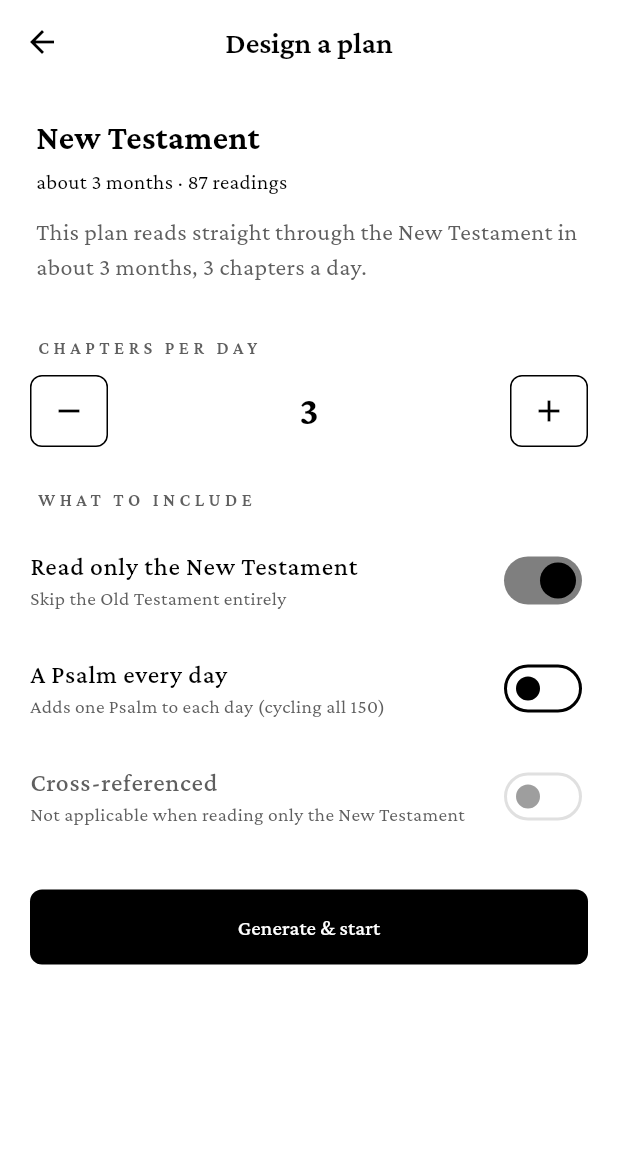
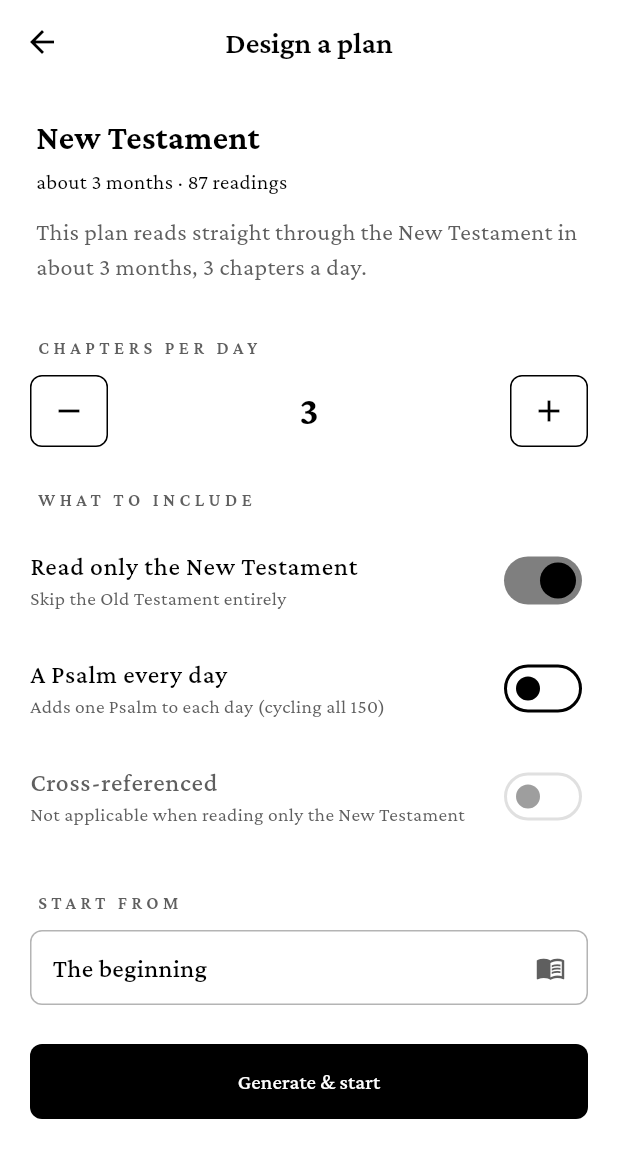
Before and after one commit to greenducktape/OnyxBible, a Flutter app: the PlanBuilderScreen screen opened directly, after a tap on the "remove" icon, after a tap on the "add" icon, after a tap on "Read only the New Testament", on a phone screen of 412 x 824 dp. Shown: the top 1158 px of the screen. Run offline on Flutter 3.47's test engine with Material 3 defaults, Android fonts, the phone set to English and light mode, and no system bars; our stand-ins replace file_picker, plugin_platform_interface, share_plus.

Commit message:
Reading plans: choose where to start (with wrap-around or stop-at-end)
Plans always began at Genesis (or Matthew). You can now start anywhere — handy
when you're already partway through reading elsewhere (e.g. at 2 Kings).

- PlanConfig gains startBook/startChapter and a wrapAround flag (persisted).
  _applyStart offsets the reading track to the chosen book/chapter: wrapAround
  moves the earlier part to the end so the whole Bible is still covered, while
  stop-at-end truncates to a shorter plan from that point on. planLength and the
  day-1 preview follow automatically.
- PlanBuilderScreen: a "Start from" tile opens the book picker (clearable back to
  "The beginning"); when a custom start is set, a "Cover the whole Bible" switch
  chooses wrap-around vs. stop-at-end. The narrative explains the choice.
- Tests: wrap-around still covers all 929 OT chapters; no-wrap skips earlier
  books and shortens planLength.

Co-Authored-By: Claude Sonnet 4.6 <noreply@anthropic.com>
Claude-Session: https://claude.ai/code/session_01QyiQeGK87GJYa7iMz4Wg9U

```diff
--- a/lib/main.dart
+++ b/lib/main.dart
@@ -2948,6 +2948,22 @@ class _PlanBuilderScreenState extends State<PlanBuilderScreen> {
 
   void _set(PlanConfig next) => setState(() => _c = next);
 
+  // Opens the book picker to choose where the plan begins.
+  Future<void> _pickStart() async {
+    final ref = await Navigator.of(context).push<BibleRef>(
+      MaterialPageRoute(
+        builder: (_) => UiScaled(
+          child: BookPickerScreen(
+            currentBook: _c.hasCustomStart ? _c.startBook : 'Genesis',
+            currentChapter: _c.hasCustomStart ? _c.startChapter : 1,
+          ),
+        ),
+      ),
+    );
+    if (ref == null || !mounted) return;
+    _set(_c.copyWith(startBook: ref.book, startChapter: ref.chapter));
+  }
+
   // Day-1 passages for the preview. Needs the graph for the NT pairing.
   PlanDay? get _firstDay {
     final g = _graph;
@@ -3049,6 +3065,55 @@ class _PlanBuilderScreenState extends State<PlanBuilderScreen> {
               ),
             ),
           ],
+
+          _builderLabel('START FROM'),
+          Padding(
+            padding: const EdgeInsets.symmetric(horizontal: 20),
+            child: InkWell(
+              onTap: _pickStart,
+              child: Container(
+                padding:
+                    const EdgeInsets.symmetric(vertical: 12, horizontal: 14),
+                decoration: BoxDecoration(
+                  border: Border.all(color: kDisabled),
+                  borderRadius: BorderRadius.circular(8),
+                ),
+                child: Row(
+                  children: [
+                    Expanded(
+                      child: Text(
+                          _c.hasCustomStart
+                              ? '${_c.startBook} ${_c.startChapter}'
+                              : 'The beginning',
+                          style: kTitleStyle(17, weight: FontWeight.w500)),
+                    ),
+                    if (_c.hasCustomStart)
+                      GestureDetector(
+                        onTap: () => _set(
+                            _c.copyWith(startBook: '', startChapter: 1)),
+                        child: const Padding(
+                          padding: EdgeInsets.only(right: 10),
+                          child: Icon(Icons.close, size: 18, color: kMuted),
+                        ),
+                      ),
+                    const Icon(Icons.menu_book_outlined,
+                        size: 20, color: kMuted),
+                  ],
+                ),
+              ),
+            ),
+          ),
+          if (_c.hasCustomStart)
+            _switchTile(
+              title: 'Cover the whole Bible',
+              subtitle: _c.wrapAround
+                  ? 'After the end, wrap back to the start so nothing is '
+                      'skipped.'
+                  : 'Stop at the end — this plan skips what comes before your '
+                      'starting point.',
+              value: _c.wrapAround,
+              onChanged: (v) => _set(_c.copyWith(wrapAround: v)),
+            ),
 
           const SizedBox(height: 26),
           Padding(
--- a/lib/reading_plan.dart
+++ b/lib/reading_plan.dart
@@ -322,12 +322,26 @@ class PlanConfig {
   /// Old Testament ordering (ignored when [newTestamentOnly]).
   final PlanOrdering ordering;
 
+  /// Optional starting point in the reading track. Empty [startBook] = begin at
+  /// the natural start (Genesis / Matthew). When set, the track is offset to
+  /// begin at this book/chapter.
+  final String startBook;
+  final int startChapter;
+
+  /// How a partway start covers the rest: when true, read to the end then wrap
+  /// back to the beginning so the whole track is still covered; when false, stop
+  /// at the end of the track (a shorter plan that skips what came before).
+  final bool wrapAround;
+
   const PlanConfig({
     this.chaptersPerDay = 3,
     this.crossReferenced = true,
     this.dailyPsalm = false,
     this.newTestamentOnly = false,
     this.ordering = PlanOrdering.canonical,
+    this.startBook = '',
+    this.startChapter = 1,
+    this.wrapAround = true,
   });
 
   PlanConfig copyWith({
@@ -336,6 +350,9 @@ class PlanConfig {
     bool? dailyPsalm,
     bool? newTestamentOnly,
     PlanOrdering? ordering,
+    String? startBook,
+    int? startChapter,
+    bool? wrapAround,
   }) =>
       PlanConfig(
         chaptersPerDay: chaptersPerDay ?? this.chaptersPerDay,
@@ -343,6 +360,9 @@ class PlanConfig {
         dailyPsalm: dailyPsalm ?? this.dailyPsalm,
         newTestamentOnly: newTestamentOnly ?? this.newTestamentOnly,
         ordering: ordering ?? this.ordering,
+        startBook: startBook ?? this.startBook,
+        startChapter: startChapter ?? this.startChapter,
+        wrapAround: wrapAround ?? this.wrapAround,
       );
 
   Map<String, dynamic> toJson() => {
@@ -351,6 +371,9 @@ class PlanConfig {
         'dailyPsalm': dailyPsalm,
         'newTestamentOnly': newTestamentOnly,
         'ordering': ordering.name,
+        'startBook': startBook,
+        'startChapter': startChapter,
+        'wrapAround': wrapAround,
       };
 
   factory PlanConfig.fromJson(Map<String, dynamic> j) => PlanConfig(
@@ -362,7 +385,13 @@ class PlanConfig {
           (o) => o.name == j['ordering'],
           orElse: () => PlanOrdering.canonical,
         ),
+        startBook: j['startBook'] as String? ?? '',
+        startChapter: (j['startChapter'] as num?)?.toInt() ?? 1,
+        wrapAround: j['wrapAround'] as bool? ?? true,
       );
+
+  /// True when the plan begins somewhere other than the natural start.
+  bool get hasCustomStart => startBook.isNotEmpty;
 
   /// A short, human title summarising the choices.
   String get title {
@@ -430,7 +459,23 @@ List<BibleRef> _mainTrack(PlanConfig c) {
   } else {
     main = [..._otChapters(c.ordering), ...chaptersOfTestament(oldTestament: false)];
   }
-  return c.dailyPsalm ? _withoutPsalms(main) : main;
+  if (c.dailyPsalm) main = _withoutPsalms(main);
+  return _applyStart(main, c);
+}
+
+/// Offsets [track] to begin at the config's chosen start. Finds the first
+/// chapter at-or-after (startBook, startChapter); when wrapAround the tail is
+/// moved to the front (whole track still covered), otherwise the earlier part
+/// is dropped (a shorter plan). Unknown/absent start = unchanged.
+List<BibleRef> _applyStart(List<BibleRef> track, PlanConfig c) {
+  if (!c.hasCustomStart || track.isEmpty) return track;
+  var i = track.indexWhere(
+      (r) => r.book == c.startBook && r.chapter >= c.startChapter);
+  if (i < 0) i = track.indexWhere((r) => r.book == c.startBook);
+  if (i <= 0) return track; // not found, or already at the front
+  return c.wrapAround
+      ? [...track.sublist(i), ...track.sublist(0, i)]
+      : track.sublist(i);
 }
 
 /// How many reading-days [config] produces — computable without the graph, so
@@ -596,7 +641,7 @@ String narrativeFor(PlanConfig config) {
         ? ', with a Psalm every day to carry the prayers of Israel alongside '
             'the life of the church.'
         : '.');
-    return b.toString();
+    return b.toString() + _startSuffix(config);
   }
 
   if (!config.crossReferenced) {
@@ -604,7 +649,7 @@ String narrativeFor(PlanConfig config) {
         'This plan reads the whole Bible from Genesis to Revelation in $dur, '
         '$cpd chapter${cpd == 1 ? '' : 's'} a day, in order');
     b.write(psalm ? ', with a Psalm every day.' : '.');
-    return b.toString();
+    return b.toString() + _startSuffix(config);
   }
 
   // The flagship: cross-referenced whole-Bible plan.
@@ -622,5 +667,15 @@ String narrativeFor(PlanConfig config) {
   b.write('. Every day also includes a short New Testament passage chosen '
       "because Scripture itself echoes the day's Old Testament reading — so "
       'you keep seeing how the Bible is one story pointing to Jesus.');
-  return b.toString();
+  return b.toString() + _startSuffix(config);
 }
+
+/// Trailing sentence describing a non-default starting point, or '' for none.
+String _startSuffix(PlanConfig c) {
+  if (!c.hasCustomStart) return '';
+  final where = '${c.startBook} ${c.startChapter}';
+  return c.wrapAround
+      ? ' It starts at $where and wraps back around, so you still cover '
+          'everything before it.'
+      : ' It starts at $where and runs to the end.';
+}
```
Also changed, not shown: 2 other files.
